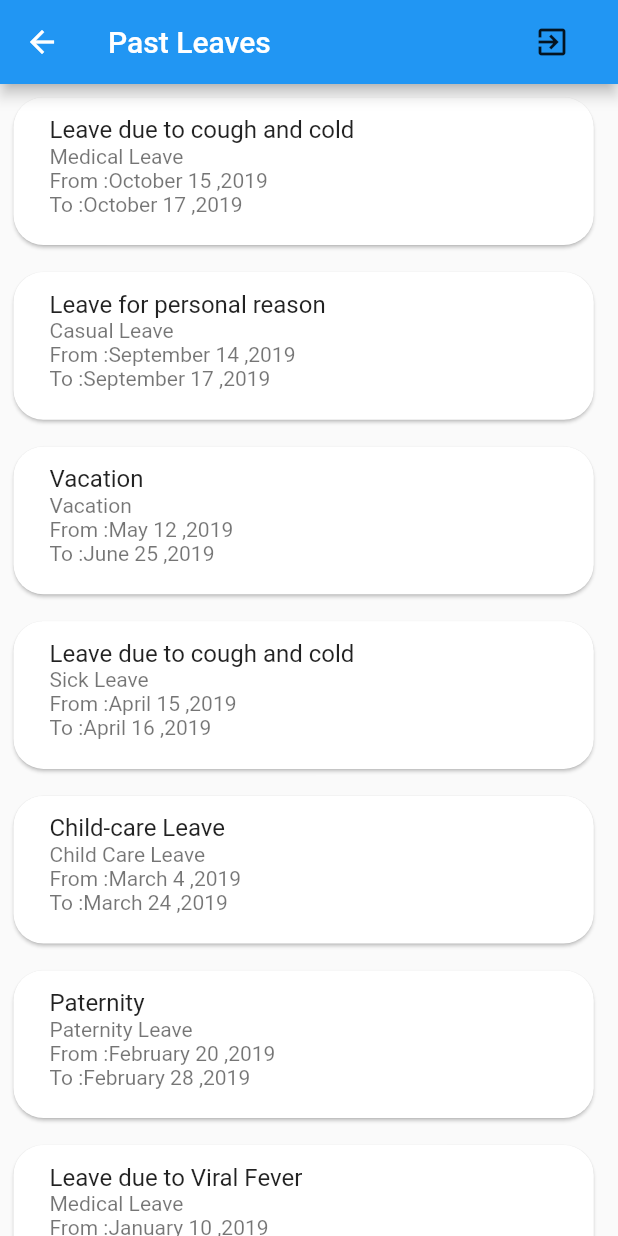
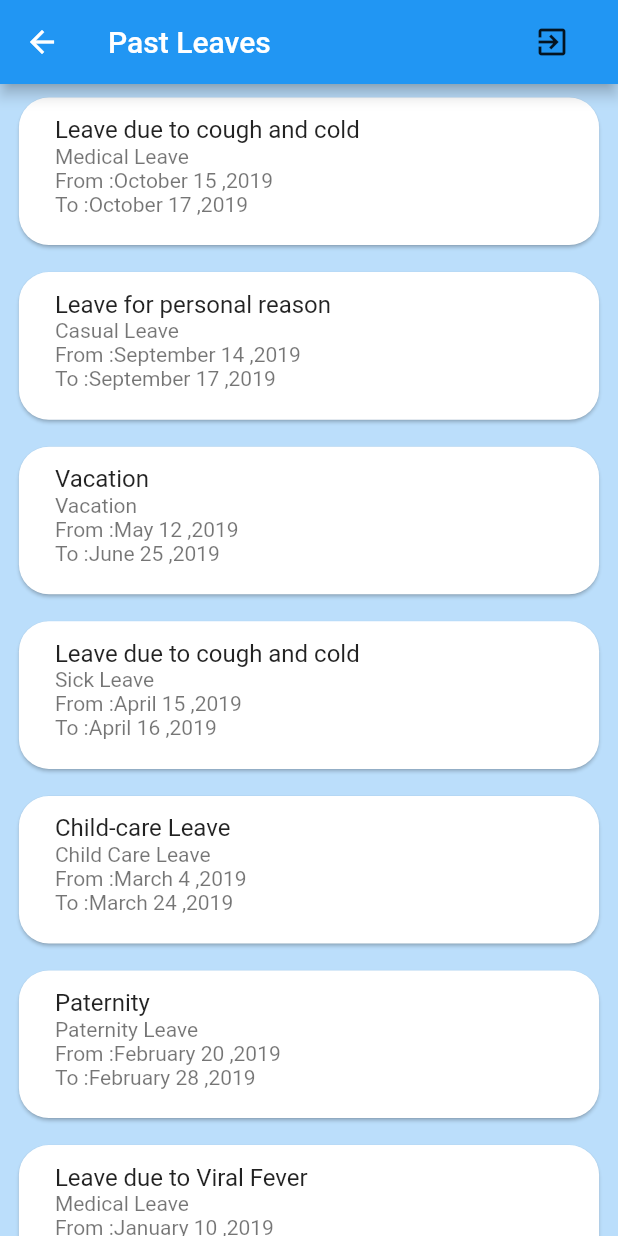
Before and after one commit to thecodepapaya/Faculty-Leave-Management, a Flutter app: the PastLeaves screen opened directly, on a phone screen of 412 x 824 dp. Run offline on Flutter 3.47's test engine with Material 2 defaults, Android fonts, the phone set to English and light mode, and no system bars; our stand-ins replace cloud_firestore, firebase_auth, google_sign_in, shared_preferences; accounts and stored records are empty; statements that could not run were skipped.

Commit message:
added bg colors

```diff
--- a/lib/Screens/pastLeaves.dart
+++ b/lib/Screens/pastLeaves.dart
@@ -12,7 +12,12 @@ class _PastLeavesState extends State<PastLeaves> {
     return Text(type + "\n" + "From :" + from + "\n" + "To :" + to);
   }
 
-  Widget cardBuilder(String title, String type, String from, String to) {
+  Widget cardBuilder(
+    String title,
+    String type,
+    String from,
+    String to,
+  ) {
     return Padding(
       padding: const EdgeInsets.all(5.0),
       child: Card(
@@ -52,6 +57,7 @@ class _PastLeavesState extends State<PastLeaves> {
     return LeaveScaffold(
       title: "Past Leaves",
       body: SingleChildScrollView(
+        child: Container(
           child: Column(
             children: <Widget>[
               cardBuilder("Leave due to cough and cold", "Medical Leave",
@@ -62,8 +68,8 @@ class _PastLeavesState extends State<PastLeaves> {
                   "Vacation", "Vacation", "May 12 ,2019", "June 25 ,2019"),
               cardBuilder("Leave due to cough and cold", "Sick Leave",
                   "April 15 ,2019", "April 16 ,2019"),
-            cardBuilder("Child-care Leave", "Child Care Leave", "March 4 ,2019",
-                "March 24 ,2019"),
+              cardBuilder("Child-care Leave", "Child Care Leave",
+                  "March 4 ,2019", "March 24 ,2019"),
               cardBuilder("Paternity", "Paternity Leave", "February 20 ,2019",
                   "February 28 ,2019"),
               cardBuilder("Leave due to Viral Fever", "Medical Leave",
@@ -72,6 +78,9 @@ class _PastLeavesState extends State<PastLeaves> {
                   "December 20 ,2018", "December 25 , 2018"),
             ],
           ),
+          decoration: BoxDecoration(color: Colors.blue[100]),
+          width: MediaQuery.of(context).size.width * 1.0,
+        ),
       ),
     );
   }
```
Lines whose indentation alone changed are shown as unchanged.
